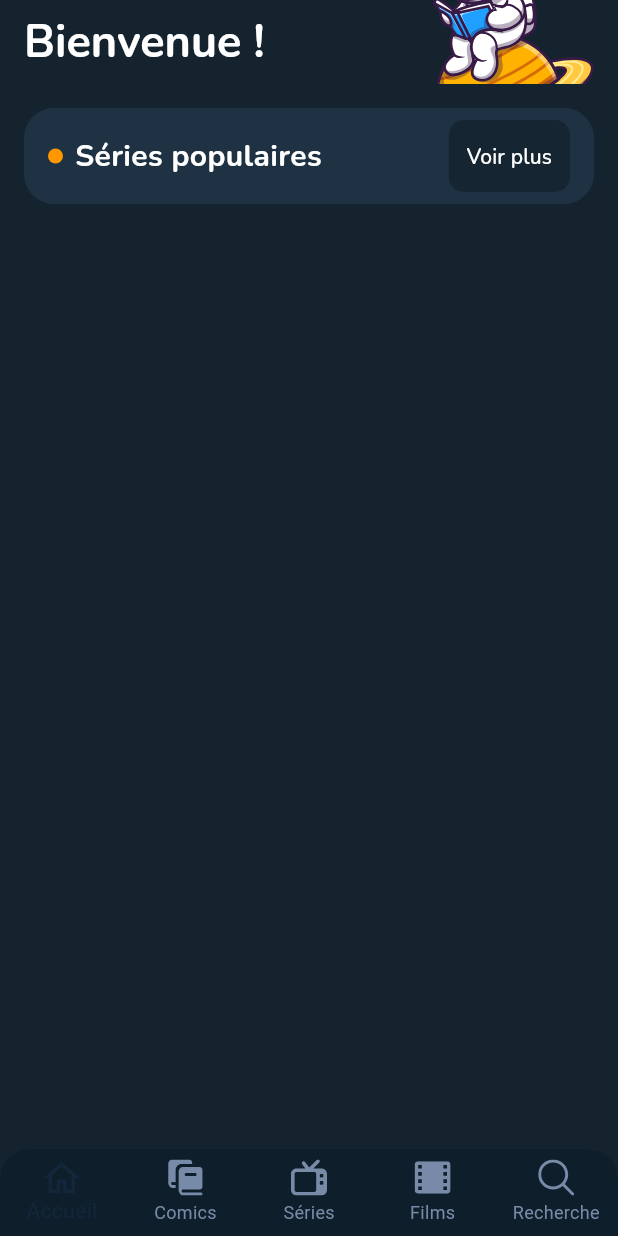
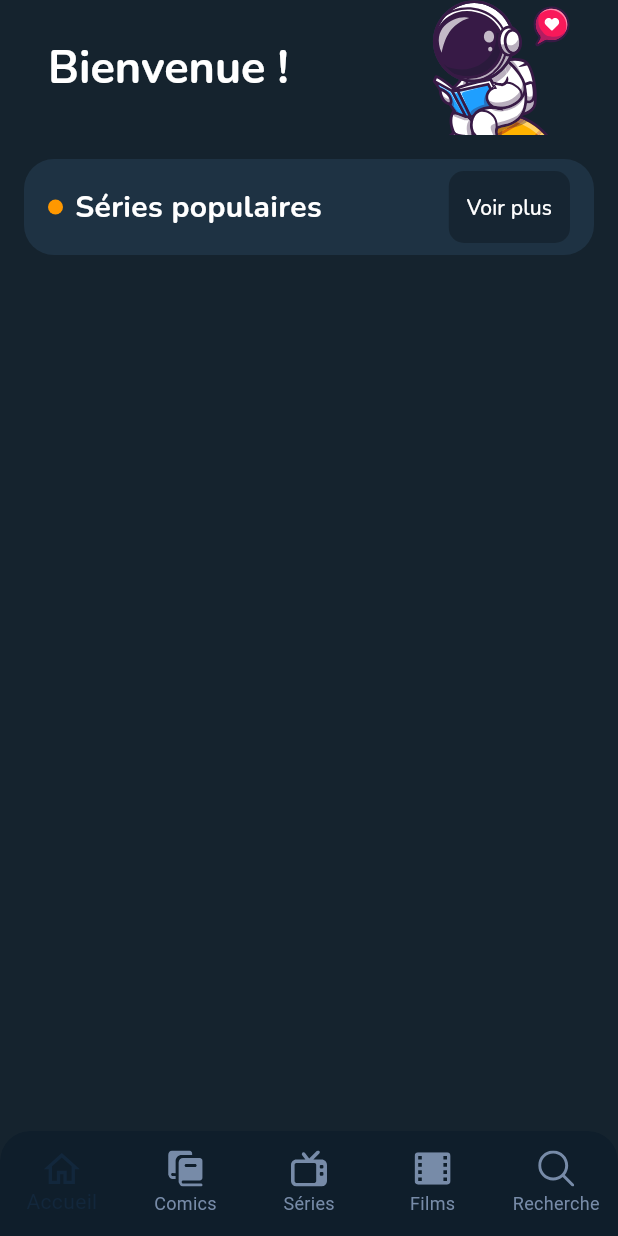
Before and after one commit to clemlabest/programmation-mobile, a Flutter app: the screen it shows after launch, on a phone screen of 412 x 824 dp. Run offline on Flutter 3.47's test engine with Material 3 defaults, Android fonts, the phone set to English and light mode, and no system bars; our stand-ins replace flutter_svg, google_fonts.

Commit message:
update appbar

```diff
--- a/lib/appbar.dart
+++ b/lib/appbar.dart
@@ -10,8 +10,10 @@ class CustomAppBar extends StatelessWidget implements PreferredSizeWidget {
   Widget build(BuildContext context) {
     return AppBar(
       title: Row(
+        mainAxisAlignment: MainAxisAlignment.spaceBetween,
         children: [
-          Expanded(
+          Padding(
+            padding: const EdgeInsets.only(left: 16.0), // Ajustez la valeur pour déplacer le texte vers la droite
             child: Text(
               'Bienvenue !',
               style: GoogleFonts.nunito(
@@ -21,18 +23,22 @@ class CustomAppBar extends StatelessWidget implements PreferredSizeWidget {
               ),
             ),
           ),
-          SvgPicture.asset(
-            "ressources/Logo.svg",
-            width: 121.85,
-            height: 159.68,
+          Container(
+            margin: const EdgeInsets.only(top: 70), // Réduisez si nécessaire
+            child: SvgPicture.asset(
+              "ressources/Logo.svg",
+              width: 121.85, // Ajustez en fonction de la taille souhaitée
+              height: 159.68, // Ajustez en fonction de la taille souhaitée
+            ),
           ),
         ],
       ),
       backgroundColor: Colors.transparent,
       elevation: 0,
+      toolbarHeight: 220, // Assurez-vous que cette hauteur est suffisante pour l'image
     );
   }
 
   @override
-  Size get preferredSize => const Size.fromHeight(kToolbarHeight);
+  Size get preferredSize => const Size.fromHeight(90); // Assurez-vous que cette hauteur correspond à la hauteur de votre AppBar
 }
--- a/lib/bottom_navigation_bar.dart
+++ b/lib/bottom_navigation_bar.dart
@@ -27,6 +27,8 @@ class CustomBottomNavigationBar extends StatelessWidget {
             topRight: Radius.circular(20.0),
           ),
         ),
+        child: SizedBox(
+          height: 70, // Augmentez la hauteur ici
           child: BottomNavigationBar(
             items: <BottomNavigationBarItem>[
             BottomNavigationBarItem(
@@ -55,9 +57,10 @@ class CustomBottomNavigationBar extends StatelessWidget {
             selectedItemColor: const Color(0xFF12273C),
             unselectedItemColor: const Color(0xFF778BA8),
             onTap: onItemTapped,
-          backgroundColor: Colors.transparent, // Set to transparent to see the Container color
+            backgroundColor: Colors.transparent, // Pour voir la couleur du Container
             type: BottomNavigationBarType.fixed,
-          elevation: 0, // Remove shadow if needed
+            elevation: 0, // Enlevez l'ombre si nécessaire
+          ),
         ),
       ),
     );
```
Lines whose indentation alone changed are shown as unchanged.
